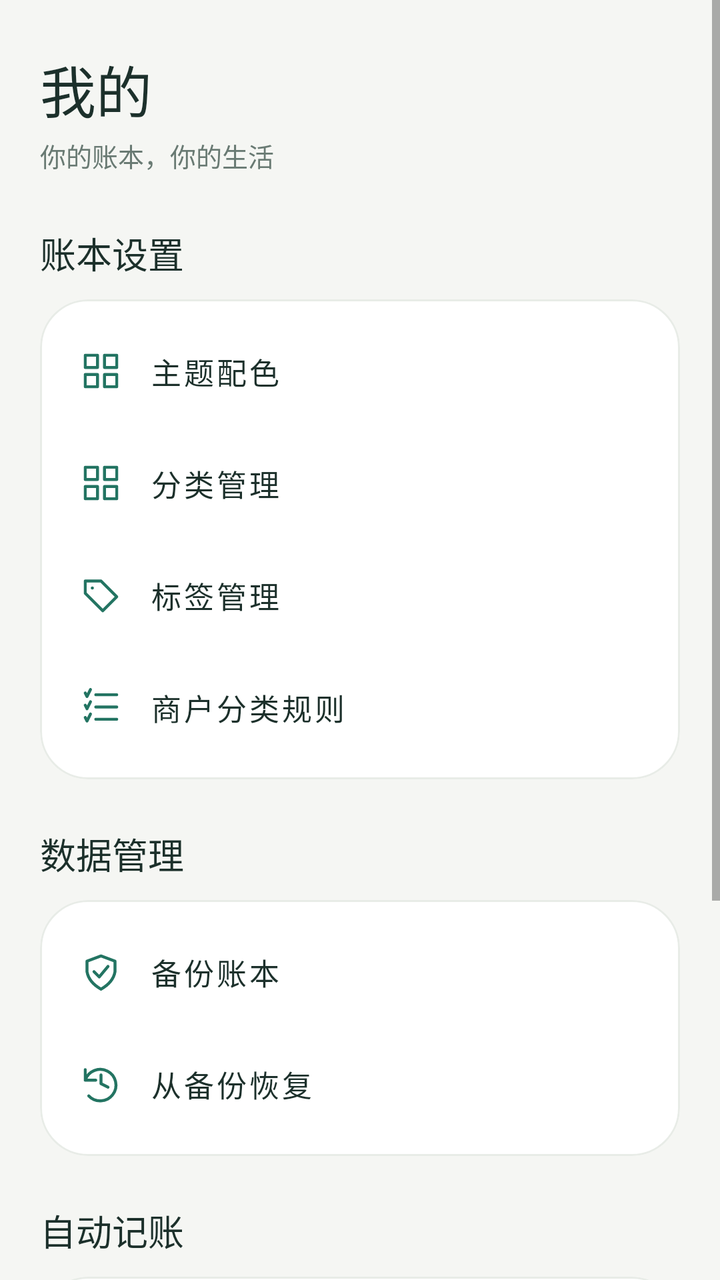
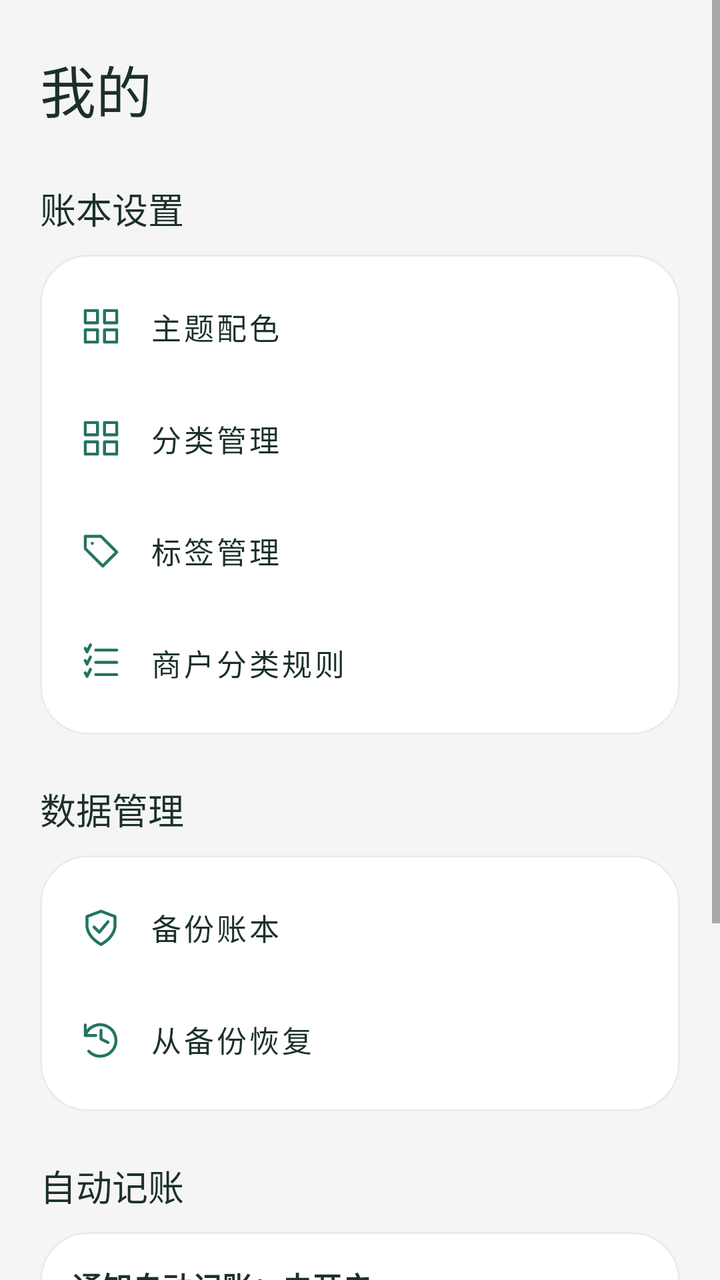

Two renders of the same Android screen: before a commit and after it. Below are the layout's source before the change and the commit's diff.
<!-- AndroidManifest.xml: application theme Theme.LightLedger -->
<!-- res/layout/fragment_settings.xml -->
<?xml version="1.0" encoding="utf-8"?>
<ScrollView xmlns:android="http://schemas.android.com/apk/res/android" xmlns:app="http://schemas.android.com/apk/res-auto" android:layout_width="match_parent" android:layout_height="match_parent" android:fillViewport="true" android:background="?attr/ledgerBackground">
    <LinearLayout android:layout_width="match_parent" android:layout_height="wrap_content" android:orientation="vertical" android:padding="@dimen/ledger_page_gutter">
        <TextView style="@style/LedgerPageTitle" android:layout_width="match_parent" android:layout_height="wrap_content" android:layout_marginTop="4dp" android:text="我的" />
        <TextView style="@style/LedgerCaption" android:layout_width="match_parent" android:layout_height="wrap_content" android:layout_marginTop="3dp" android:text="你的账本，你的生活" />
        <TextView style="@style/LedgerSectionTitle" android:layout_width="match_parent" android:layout_height="wrap_content" android:layout_marginTop="26dp" android:layout_marginBottom="10dp" android:text="账本设置" />
        <com.google.android.material.card.MaterialCardView style="@style/LedgerCard" android:layout_width="match_parent" android:layout_height="wrap_content">
            <LinearLayout android:layout_width="match_parent" android:layout_height="wrap_content" android:orientation="vertical" android:padding="8dp">
                <com.google.android.material.button.MaterialButton android:id="@+id/themeSettings" app:icon="@drawable/ic_grid" style="@style/LedgerSettingsRow" android:layout_width="match_parent" android:layout_height="wrap_content" android:text="主题配色" />
                <com.google.android.material.button.MaterialButton android:id="@+id/manageCategories" app:icon="@drawable/ic_grid" style="@style/LedgerSettingsRow" android:layout_width="match_parent" android:layout_height="wrap_content" android:gravity="start|center_vertical" android:text="分类管理" />
                <com.google.android.material.button.MaterialButton android:id="@+id/manageTags" app:icon="@drawable/ic_tag" style="@style/LedgerSettingsRow" android:layout_width="match_parent" android:layout_height="wrap_content" android:gravity="start|center_vertical" android:text="标签管理" />
                <com.google.android.material.button.MaterialButton android:id="@+id/manageMerchantRules" app:icon="@drawable/ic_rule" style="@style/LedgerSettingsRow" android:layout_width="match_parent" android:layout_height="wrap_content" android:gravity="start|center_vertical" android:text="商户分类规则" />
            </LinearLayout>
        </com.google.android.material.card.MaterialCardView>
        <TextView style="@style/LedgerSectionTitle" android:layout_width="match_parent" android:layout_height="wrap_content" android:layout_marginTop="24dp" android:layout_marginBottom="10dp" android:text="数据管理" />
        <com.google.android.material.card.MaterialCardView style="@style/LedgerCard" android:layout_width="match_parent" android:layout_height="wrap_content">
            <LinearLayout android:layout_width="match_parent" android:layout_height="wrap_content" android:orientation="vertical" android:padding="8dp">
                <com.google.android.material.button.MaterialButton android:id="@+id/exportBackup" app:icon="@drawable/ic_shield" style="@style/LedgerSettingsRow" android:layout_width="match_parent" android:layout_height="wrap_content" android:gravity="start|center_vertical" android:text="备份账本" />
                <com.google.android.material.button.MaterialButton android:id="@+id/importBackup" app:icon="@drawable/ic_restore" style="@style/LedgerSettingsRow" android:layout_width="match_parent" android:layout_height="wrap_content" android:gravity="start|center_vertical" android:text="从备份恢复" />
            </LinearLayout>
        </com.google.android.material.card.MaterialCardView>
        <TextView style="@style/LedgerSectionTitle" android:layout_width="match_parent" android:layout_height="wrap_content" android:layout_marginTop="24dp" android:layout_marginBottom="10dp" android:text="自动记账" />
        <com.google.android.material.card.MaterialCardView style="@style/LedgerCard" android:layout_width="match_parent" android:layout_height="wrap_content">
            <LinearLayout android:layout_width="match_parent" android:layout_height="wrap_content" android:orientation="vertical" android:padding="16dp">
                <TextView android:id="@+id/notificationStatus" android:layout_width="match_parent" android:layout_height="wrap_content" android:text="通知自动记账：未开启" android:textColor="?attr/colorOnSurface" android:textSize="15sp" android:textStyle="bold" />
                <com.google.android.material.button.MaterialButton android:id="@+id/notificationSettings" style="@style/LedgerOutlineButton" android:layout_width="match_parent" android:layout_height="wrap_content" android:layout_marginTop="8dp" android:text="开启或管理自动记账权限" />
                <TextView android:id="@+id/quickNotificationStatus" android:layout_width="match_parent" android:layout_height="wrap_content" android:layout_marginTop="16dp" android:text="快捷分类通知：未开启" android:textColor="?attr/colorOnSurface" android:textSize="15sp" android:textStyle="bold" />
                <com.google.android.material.button.MaterialButton android:id="@+id/quickNotificationSettings" style="@style/LedgerOutlineButton" android:layout_width="match_parent" android:layout_height="wrap_content" android:layout_marginTop="8dp" android:text="快捷分类通知设置" />
            </LinearLayout>
        </com.google.android.material.card.MaterialCardView>
        <TextView style="@style/LedgerCaption" android:layout_width="match_parent" android:layout_height="wrap_content" android:layout_marginTop="20dp" android:gravity="center" android:text="轻账本 · 本机存储，离线使用" />
    </LinearLayout>
</ScrollView>
<!-- resources referenced by this layout -->
<resources>
  <dimen name="ledger_page_gutter">20dp</dimen>
  <!-- drawable ic_tag (drawable) -->
  <vector xmlns:android="http://schemas.android.com/apk/res/android" android:width="24dp" android:height="24dp" android:viewportWidth="24" android:viewportHeight="24"><path android:pathData="M3,4 L12,4 L21,13 L13,21 L3,11 Z M7,8 L7.1,8" android:fillColor="@android:color/transparent" android:strokeColor="?attr/colorPrimary" android:strokeWidth="1.7" android:strokeLineCap="round" android:strokeLineJoin="round"/></vector>
  <style name="LedgerCaption"><item name="android:textColor">?attr/ledgerMuted</item><item name="android:textSize">13sp</item><item name="android:lineSpacingExtra">3dp</item></style>
  <style name="LedgerCard" parent="Widget.MaterialComponents.CardView">
          <item name="cardCornerRadius">24dp</item><item name="cardElevation">0dp</item><item name="cardBackgroundColor">@color/white</item>
          <item name="strokeColor">?attr/ledgerBorder</item><item name="strokeWidth">1dp</item>
      </style>
  <style name="LedgerPageTitle"><item name="android:textColor">?attr/colorOnSurface</item><item name="android:textSize">28sp</item><item name="android:fontFamily">sans-serif-medium</item></style>
  <style name="LedgerSectionTitle"><item name="android:textColor">?attr/colorOnSurface</item><item name="android:textSize">18sp</item><item name="android:fontFamily">sans-serif-medium</item></style>
  <style name="LedgerSettingsRow" parent="LedgerTextButton">
          <item name="android:minHeight">56dp</item><item name="android:gravity">start|center_vertical</item><item name="android:textColor">?attr/colorOnSurface</item>
          <item name="android:textSize">15sp</item><item name="android:paddingHorizontal">12dp</item><item name="iconSize">21dp</item><item name="iconPadding">14dp</item><item name="iconGravity">textStart</item>
      </style>
  <color name="white">#FFFFFF</color>
  <style name="LedgerTextButton" parent="Widget.MaterialComponents.Button.TextButton">
          <item name="android:minHeight">48dp</item><item name="android:textAllCaps">false</item><item name="android:textSize">14sp</item><item name="cornerRadius">12dp</item>
      </style>
  <color name="ledger_teal">#237462</color>
  <color name="ledger_teal_dark">#184D40</color>
  <color name="ledger_ink">#1C302B</color>
  <color name="ledger_background">#F5F6F3</color>
  <color name="ledger_teal_soft">#E5F1EA</color>
  <color name="ledger_muted">#697A73</color>
  <color name="ledger_border">#E8ECE7</color>
  <style name="LedgerWindowAnimation" parent="android:style/Animation.Activity">
          <item name="android:activityOpenEnterAnimation">@anim/ledger_activity_enter</item>
          <item name="android:activityOpenExitAnimation">@anim/ledger_activity_exit</item>
          <item name="android:activityCloseEnterAnimation">@anim/ledger_activity_enter</item>
          <item name="android:activityCloseExitAnimation">@anim/ledger_activity_exit</item>
      </style>
  <style name="LedgerButton" parent="Widget.MaterialComponents.Button">
          <item name="cornerRadius">16dp</item><item name="android:minHeight">52dp</item><item name="android:textAllCaps">false</item>
          <item name="android:textSize">15sp</item><item name="android:fontFamily">sans-serif-medium</item><item name="android:paddingHorizontal">16dp</item>
          <item name="android:insetTop">3dp</item><item name="android:insetBottom">3dp</item>
      </style>
  <style name="LedgerInput" parent="Widget.MaterialComponents.TextInputLayout.OutlinedBox">
          <item name="boxCornerRadiusTopStart">14dp</item><item name="boxCornerRadiusTopEnd">14dp</item><item name="boxCornerRadiusBottomStart">14dp</item><item name="boxCornerRadiusBottomEnd">14dp</item>
          <item name="boxBackgroundColor">@color/white</item><item name="boxStrokeColor">?attr/colorPrimary</item>
      </style>
  <!-- unchanged entries left out for length: 6 -->
</resources>

<!-- the commit's change to res/layout/fragment_settings.xml (unified diff, before → after) -->
@@ -2,7 +2,6 @@
 <ScrollView xmlns:android="http://schemas.android.com/apk/res/android" xmlns:app="http://schemas.android.com/apk/res-auto" android:layout_width="match_parent" android:layout_height="match_parent" android:fillViewport="true" android:background="?attr/ledgerBackground">
     <LinearLayout android:layout_width="match_parent" android:layout_height="wrap_content" android:orientation="vertical" android:padding="@dimen/ledger_page_gutter">
         <TextView style="@style/LedgerPageTitle" android:layout_width="match_parent" android:layout_height="wrap_content" android:layout_marginTop="4dp" android:text="我的" />
-        <TextView style="@style/LedgerCaption" android:layout_width="match_parent" android:layout_height="wrap_content" android:layout_marginTop="3dp" android:text="你的账本，你的生活" />
         <TextView style="@style/LedgerSectionTitle" android:layout_width="match_parent" android:layout_height="wrap_content" android:layout_marginTop="26dp" android:layout_marginBottom="10dp" android:text="账本设置" />
         <com.google.android.material.card.MaterialCardView style="@style/LedgerCard" android:layout_width="match_parent" android:layout_height="wrap_content">
             <LinearLayout android:layout_width="match_parent" android:layout_height="wrap_content" android:orientation="vertical" android:padding="8dp">
<!-- resource entries referenced after the edit -->
@@ -26,10 +26,10 @@
   <color name="ledger_muted">#697A73</color>
   <color name="ledger_border">#E8ECE7</color>
   <style name="LedgerWindowAnimation" parent="android:style/Animation.Activity">
-          <item name="android:activityOpenEnterAnimation">@anim/ledger_activity_enter</item>
-          <item name="android:activityOpenExitAnimation">@anim/ledger_activity_exit</item>
-          <item name="android:activityCloseEnterAnimation">@anim/ledger_activity_enter</item>
-          <item name="android:activityCloseExitAnimation">@anim/ledger_activity_exit</item>
+          <item name="android:activityOpenEnterAnimation">@null</item>
+          <item name="android:activityOpenExitAnimation">@null</item>
+          <item name="android:activityCloseEnterAnimation">@null</item>
+          <item name="android:activityCloseExitAnimation">@null</item>
       </style>
   <style name="LedgerButton" parent="Widget.MaterialComponents.Button">
           <item name="cornerRadius">16dp</item><item name="android:minHeight">52dp</item><item name="android:textAllCaps">false</item>
